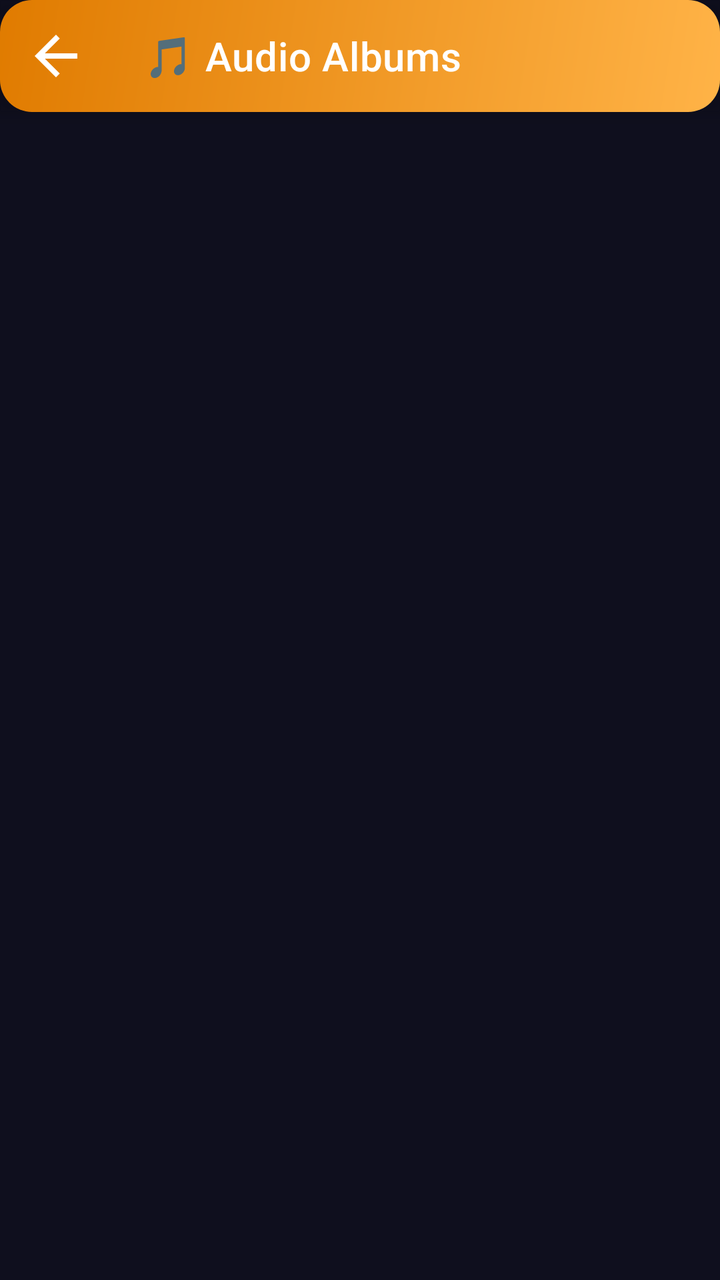
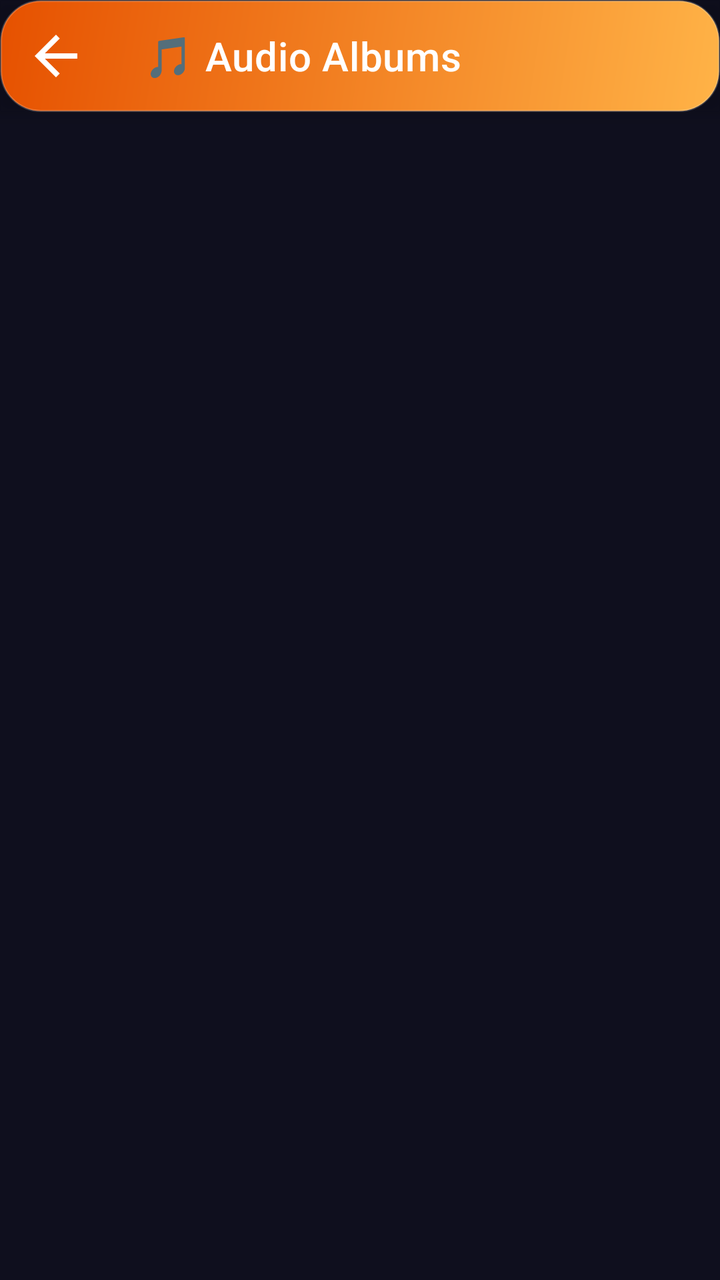

An Android layout rendered at two revisions. The XML below is the earlier revision; the diff shows what the commit changed to produce the second picture.
<!-- AndroidManifest.xml: application theme Theme.PhotoRecoveryNew -->
<!-- res/layout/activity_audio_album.xml -->
<?xml version="1.0" encoding="utf-8"?>
<RelativeLayout xmlns:android="http://schemas.android.com/apk/res/android"
    xmlns:app="http://schemas.android.com/apk/res-auto"
    xmlns:tools="http://schemas.android.com/tools"
    android:layout_width="match_parent"
    android:layout_height="match_parent"
    android:background="@color/colorBackground"
    tools:context=".activity.AudioAlbumActivity">

    <com.google.android.material.appbar.AppBarLayout
        android:id="@+id/appbar"
        android:layout_width="match_parent"
        android:layout_height="wrap_content"
        android:background="@drawable/bg_card_audios"
        android:elevation="6dp">

        <com.google.android.material.appbar.MaterialToolbar
            android:id="@+id/toolBar"
            android:layout_width="match_parent"
            android:layout_height="?attr/actionBarSize"
            android:background="@android:color/transparent"
            app:navigationIcon="@drawable/ic_back_white"
            app:title="🎵 Audio Albums"
            app:titleTextColor="@color/white" />
    </com.google.android.material.appbar.AppBarLayout>

    <androidx.recyclerview.widget.RecyclerView
        android:id="@+id/gv_folder"
        android:layout_width="match_parent"
        android:layout_height="match_parent"
        android:layout_below="@id/appbar"
        android:layout_above="@id/adsView"
        android:clipToPadding="false"
        android:padding="8dp"
        android:scrollbars="vertical"
        app:layoutManager="androidx.recyclerview.widget.LinearLayoutManager" />

    <FrameLayout
        android:id="@+id/adsView"
        android:layout_width="match_parent"
        android:layout_height="wrap_content"
        android:layout_alignParentBottom="true"
        android:background="@color/colorSurface"/>
</RelativeLayout>
<!-- resources referenced by this layout -->
<resources>
  <color name="colorBackground">#0F0F1E</color>
  <color name="colorSurface">#1A1A2E</color>
  <color name="white">#FFFFFFFF</color>
  <!-- drawable bg_card_audios (drawable) -->
  <?xml version="1.0" encoding="utf-8"?>
  <shape xmlns:android="http://schemas.android.com/apk/res/android"
      android:shape="rectangle">
      <gradient
          android:startColor="#FFB347"
          android:endColor="#E07B00"
          android:angle="135"/>
      <corners android:radius="16dp"/>
  </shape>
  <!-- drawable ic_back_white (drawable) -->
  <?xml version="1.0" encoding="utf-8"?>
  <vector xmlns:android="http://schemas.android.com/apk/res/android"
      android:width="32dp"
      android:height="32dp"
      android:viewportWidth="24"
      android:viewportHeight="24">
      <path
          android:fillColor="#FFFFFF"
          android:pathData="M20,11H7.83l5.59,-5.59L12,4l-8,8 8,8 1.41,-1.41L7.83,13H20v-2z"/>
  </vector>
  <style name="Theme.PhotoRecoveryNew" parent="Theme.MaterialComponents.NoActionBar">
          <item name="colorPrimary">@color/colorPrimary</item>
          <item name="colorPrimaryVariant">@color/colorPrimaryDark</item>
          <item name="colorOnPrimary">@color/white</item>
          <item name="colorSecondary">@color/colorSecondary</item>
          <item name="colorOnSecondary">@color/white</item>
          <item name="android:windowBackground">@color/colorBackground</item>
          <item name="android:statusBarColor" tools:targetApi="l">@color/colorBackground</item>
          <item name="android:navigationBarColor">@color/colorNavBackground</item>
          <item name="android:windowLightStatusBar" tools:targetApi="m">false</item>
      </style>
  <color name="colorPrimary">#7B6FFF</color>
  <color name="colorPrimaryDark">#5A4FE0</color>
  <color name="colorSecondary">#00D4AA</color>
  <color name="colorNavBackground">#12121F</color>
</resources>

<!-- the commit's change to res/layout/activity_audio_album.xml (unified diff, before → after) -->
@@ -5,6 +5,7 @@
     android:layout_width="match_parent"
     android:layout_height="match_parent"
     android:background="@color/colorBackground"
+    android:fitsSystemWindows="true"
     tools:context=".activity.AudioAlbumActivity">
 
     <com.google.android.material.appbar.AppBarLayout
<!-- resource entries referenced after the edit -->
@@ -9,9 +9,12 @@
       android:shape="rectangle">
       <gradient
           android:startColor="#FFB347"
-          android:endColor="#E07B00"
+          android:endColor="#E65100"
           android:angle="135"/>
-      <corners android:radius="16dp"/>
+      <corners android:radius="20dp"/>
+      <stroke
+          android:width="1dp"
+          android:color="#33FFFFFF"/>
   </shape>
   <!-- drawable ic_back_white (drawable) -->
   <?xml version="1.0" encoding="utf-8"?>
